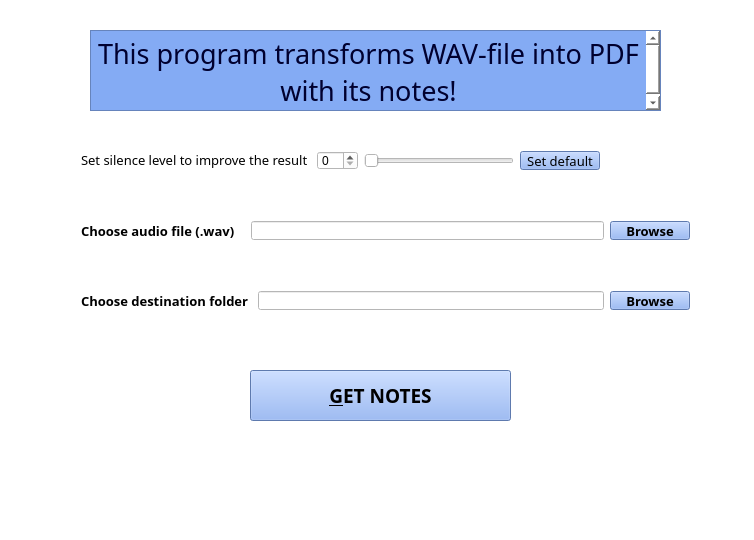
This is widget.ui in Levitsky-Ilya/Info-Project as Qt 5 draws it before an edit. The edited form follows.
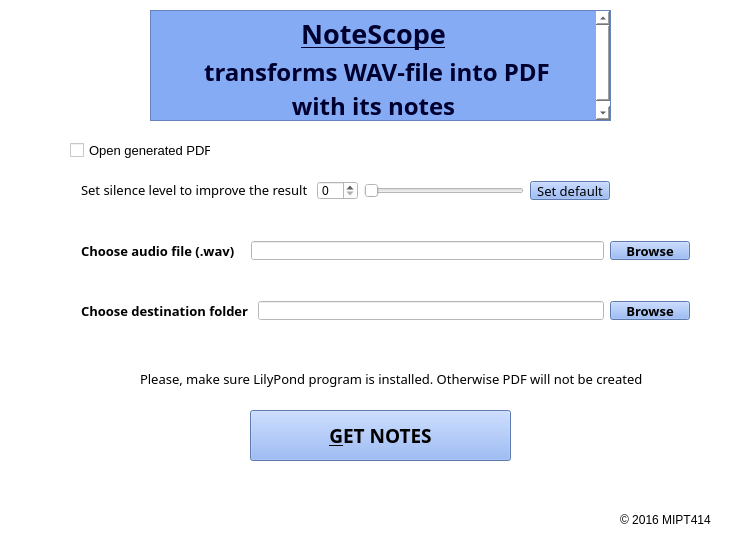
This is the edited form.

Commit message: Interface part

Patch:
```diff
--- a/widget.ui
+++ b/widget.ui
@@ -59,7 +59,7 @@
    <property name="geometry">
     <rect>
      <x>70</x>
-     <y>210</y>
+     <y>230</y>
      <width>631</width>
      <height>41</height>
     </rect>
@@ -312,7 +312,7 @@
    <property name="geometry">
     <rect>
      <x>250</x>
-     <y>370</y>
+     <y>410</y>
      <width>261</width>
      <height>51</height>
     </rect>
@@ -337,17 +337,17 @@
   <widget class="QTextBrowser" name="textBrowser">
    <property name="geometry">
     <rect>
-     <x>90</x>
-     <y>30</y>
-     <width>571</width>
-     <height>81</height>
+     <x>150</x>
+     <y>10</y>
+     <width>461</width>
+     <height>111</height>
     </rect>
    </property>
    <property name="font">
     <font>
-     <family>MS Reference Sans Serif</family>
-     <pointsize>8</pointsize>
-     <weight>50</weight>
+     <family>Lucida Sans Unicode</family>
+     <pointsize>6</pointsize>
+     <weight>9</weight>
      <italic>false</italic>
      <bold>false</bold>
     </font>
@@ -364,15 +364,15 @@
     <string>&lt;!DOCTYPE HTML PUBLIC &quot;-//W3C//DTD HTML 4.0//EN&quot; &quot;http://www.w3.org/TR/REC-html40/strict.dtd&quot;&gt;
 &lt;html&gt;&lt;head&gt;&lt;meta name=&quot;qrichtext&quot; content=&quot;1&quot; /&gt;&lt;style type=&quot;text/css&quot;&gt;
 p, li { white-space: pre-wrap; }
-&lt;/style&gt;&lt;/head&gt;&lt;body style=&quot; font-family:'MS Reference Sans Serif'; font-size:8pt; font-weight:400; font-style:normal;&quot;&gt;
-&lt;p align=&quot;center&quot; style=&quot; margin-top:12px; margin-bottom:12px; margin-left:0px; margin-right:0px; -qt-block-indent:0; text-indent:0px;&quot;&gt;&lt;span style=&quot; font-family:'Stencil'; font-size:20pt; color:#00002f;&quot;&gt;This program transforms WAV-file into PDF with its notes!&lt;/span&gt;&lt;/p&gt;&lt;/body&gt;&lt;/html&gt;</string>
+&lt;/style&gt;&lt;/head&gt;&lt;body style=&quot; font-family:'Lucida Sans Unicode'; font-size:6pt; font-weight:72; font-style:normal;&quot;&gt;
+&lt;p align=&quot;center&quot; style=&quot; margin-top:12px; margin-bottom:12px; margin-left:0px; margin-right:0px; -qt-block-indent:0; text-indent:0px;&quot;&gt;&lt;span style=&quot; font-size:20pt; font-weight:600; text-decoration: underline; color:#00002f;&quot;&gt;NoteScope&lt;/span&gt;&lt;span style=&quot; font-size:20pt; font-weight:600; color:#00002f;&quot;&gt;&lt;br /&gt; &lt;/span&gt;&lt;span style=&quot; font-size:18pt; font-weight:600; color:#00002f;&quot;&gt;transforms WAV-file into PDF &lt;br /&gt;with its notes&lt;/span&gt;&lt;/p&gt;&lt;/body&gt;&lt;/html&gt;</string>
    </property>
   </widget>
   <widget class="QWidget" name="horizontalLayoutWidget_3">
    <property name="geometry">
     <rect>
      <x>70</x>
-     <y>280</y>
+     <y>290</y>
      <width>631</width>
      <height>41</height>
     </rect>
@@ -445,8 +445,8 @@
    <property name="geometry">
     <rect>
      <x>70</x>
-     <y>140</y>
-     <width>541</width>
+     <y>170</y>
+     <width>551</width>
      <height>41</height>
     </rect>
    </property>
@@ -682,6 +682,73 @@
     </item>
    </layout>
   </widget>
+  <widget class="QLabel" name="copyrightLabel">
+   <property name="geometry">
+    <rect>
+     <x>620</x>
+     <y>510</y>
+     <width>131</width>
+     <height>20</height>
+    </rect>
+   </property>
+   <property name="styleSheet">
+    <string notr="true">color: rgb(0, 0, 0);</string>
+   </property>
+   <property name="text">
+    <string>© 2016 MIPT414</string>
+   </property>
+  </widget>
+  <widget class="QLabel" name="label_2">
+   <property name="geometry">
+    <rect>
+     <x>140</x>
+     <y>360</y>
+     <width>511</width>
+     <height>39</height>
+    </rect>
+   </property>
+   <property name="font">
+    <font>
+     <family>Segoe MDL2 Assets</family>
+     <pointsize>10</pointsize>
+     <weight>75</weight>
+     <bold>true</bold>
+    </font>
+   </property>
+   <property name="toolTip">
+    <string>Here PDF will appear</string>
+   </property>
+   <property name="whatsThis">
+    <string>what</string>
+   </property>
+   <property name="accessibleDescription">
+    <string>&lt;html&gt;&lt;head/&gt;&lt;body&gt;&lt;p&gt;desc&lt;/p&gt;&lt;/body&gt;&lt;/html&gt;</string>
+   </property>
+   <property name="styleSheet">
+    <string notr="true">color: rgb(0, 0, 0);</string>
+   </property>
+   <property name="text">
+    <string>&lt;html&gt;&lt;head/&gt;&lt;body&gt;&lt;p&gt;&lt;span style=&quot; font-weight:400;&quot;&gt;Please, make sure LilyPond program is installed. Otherwise PDF will not be created&lt;/span&gt;&lt;/p&gt;&lt;/body&gt;&lt;/html&gt;</string>
+   </property>
+  </widget>
+  <widget class="QCheckBox" name="pdfcheckBox">
+   <property name="geometry">
+    <rect>
+     <x>70</x>
+     <y>130</y>
+     <width>141</width>
+     <height>41</height>
+    </rect>
+   </property>
+   <property name="font">
+    <font>
+     <pointsize>10</pointsize>
+    </font>
+   </property>
+   <property name="text">
+    <string>Open generated PDF</string>
+   </property>
+  </widget>
  </widget>
  <layoutdefault spacing="6" margin="11"/>
  <resources/>
```
Left out of the diff: 8 changed lines with no effect on the pictures. The commit also changes 2 other files.
